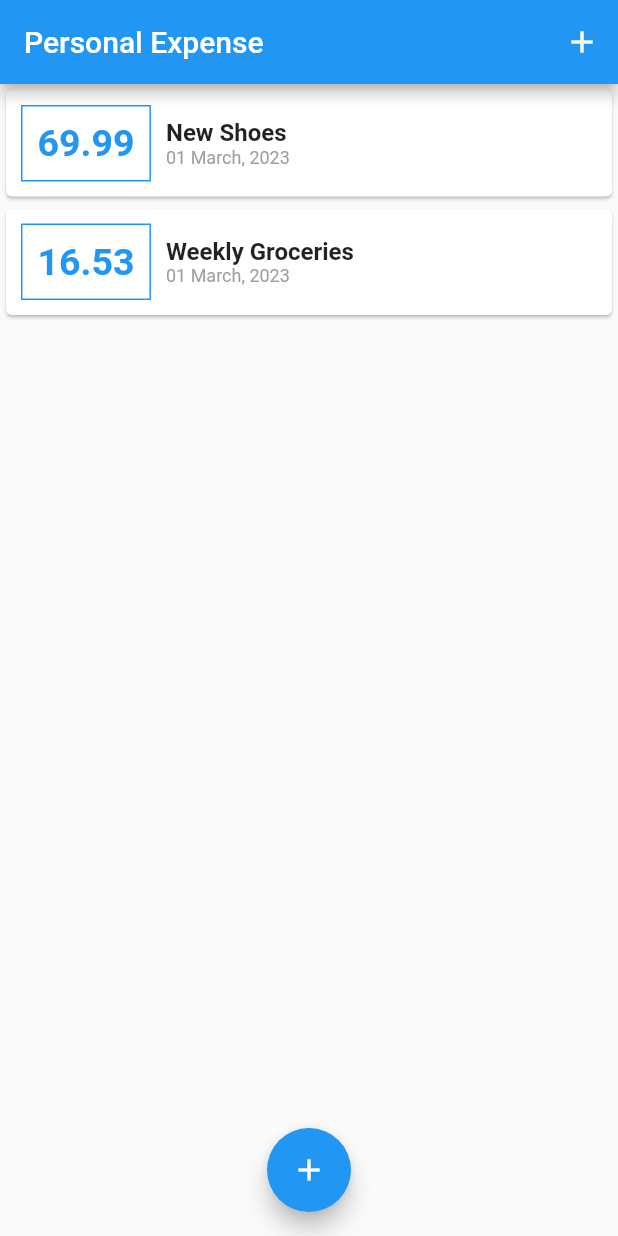
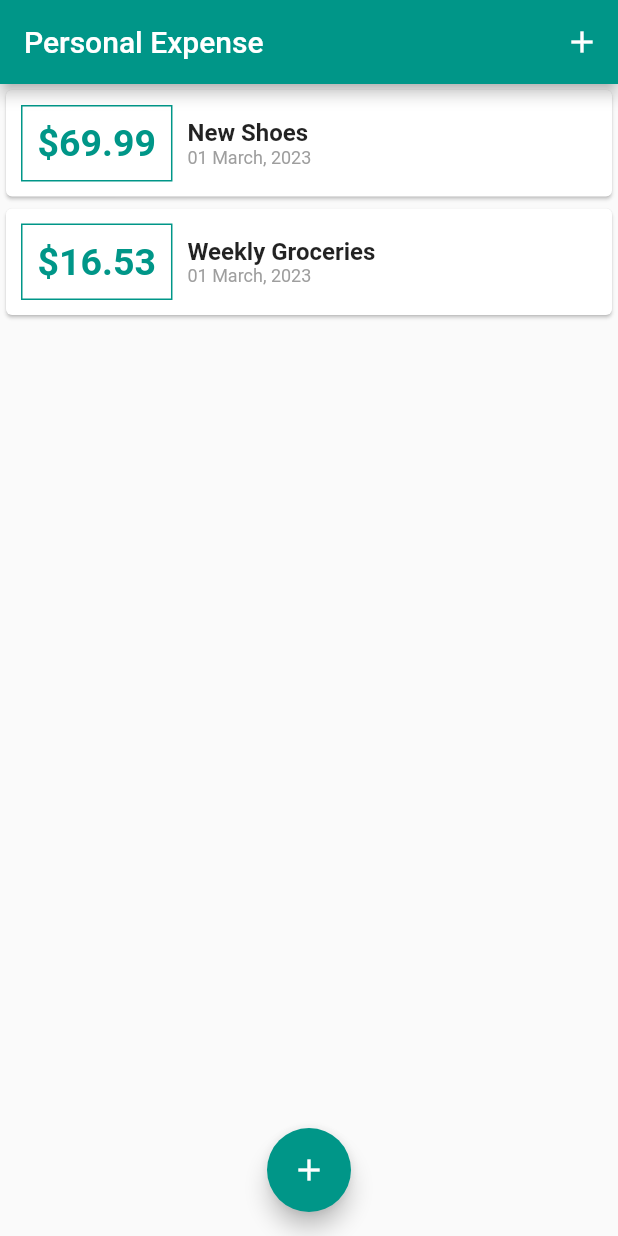
Before and after one commit to benjithorpe/personal_expense, a Flutter app: the screen it shows after launch, on a phone screen of 412 x 824 dp. Run offline on Flutter 3.47's test engine with Material 2 defaults, Android fonts, the phone set to English and light mode, and no system bars.

Commit message:
add Theme color, floating action button

```diff
--- a/lib/main.dart
+++ b/lib/main.dart
@@ -3,20 +3,25 @@ import './models/transaction.dart';
 import './widgets/transaction_list.dart';
 import './widgets/new_transaction.dart';
 
-void main() => runApp(MyApp());
+void main() => runApp(const MyApp());
 
 class MyApp extends StatelessWidget {
+  const MyApp({super.key});
+
   @override
   Widget build(BuildContext context) {
     return MaterialApp(
-      title: 'Flutter App',
+      title: 'Personal Expense',
+      theme: ThemeData(primarySwatch: Colors.teal),
       debugShowCheckedModeBanner: false,
-      home: MyHomepage(),
+      home: const MyHomepage(),
     );
   }
 }
 
 class MyHomepage extends StatefulWidget {
+  const MyHomepage({super.key});
+
   @override
   _MyHomepageState createState() => _MyHomepageState();
 }
@@ -55,13 +60,7 @@ class _MyHomepageState extends State<MyHomepage> {
 
   @override
   Widget build(BuildContext context) {
-    return MaterialApp(
-      debugShowCheckedModeBanner: false,
-      title: 'Personal Expense',
-      theme: ThemeData(
-        primarySwatch: Colors.blue,
-      ),
-      home: Scaffold(
+    return Scaffold(
       appBar: AppBar(
         title: const Text('Personal Expense'),
         actions: [
@@ -77,7 +76,6 @@ class _MyHomepageState extends State<MyHomepage> {
         onPressed: () => _displayBottomSheet(context),
       ),
       floatingActionButtonLocation: FloatingActionButtonLocation.centerFloat,
-      ),
     );
   }
 }
--- a/lib/widgets/transaction_list.dart
+++ b/lib/widgets/transaction_list.dart
@@ -25,12 +25,12 @@ class TransactionList extends StatelessWidget {
                   padding: const EdgeInsets.all(10),
                   margin: const EdgeInsets.only(right: 10),
                   decoration: BoxDecoration(
-                    border: Border.all(color: Colors.blue),
+                    border: Border.all(color: Theme.of(context).primaryColor),
                   ),
                   child: Text(
-                    transactions[index].amount.toStringAsFixed(2),
-                    style: const TextStyle(
-                      color: Colors.blue,
+                    "\$${transactions[index].amount.toStringAsFixed(2)}",
+                    style: TextStyle(
+                      color: Theme.of(context).primaryColor,
                       fontSize: 25,
                       fontWeight: FontWeight.bold,
                     ),
```
Lines whose indentation alone changed are shown as unchanged.
